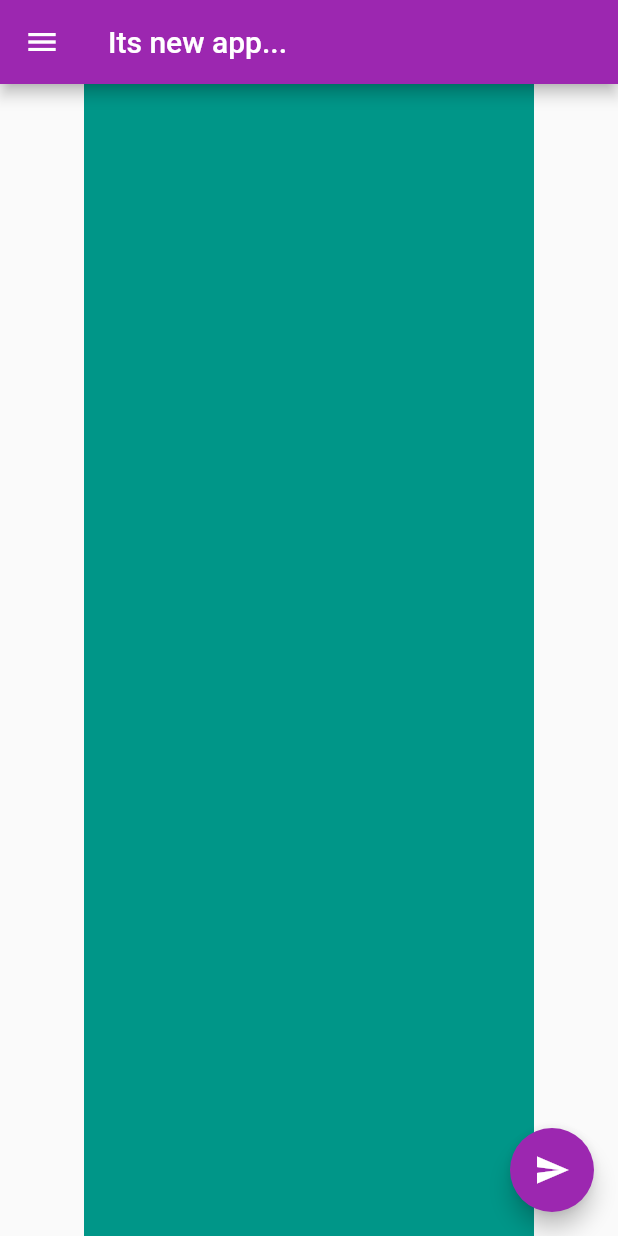
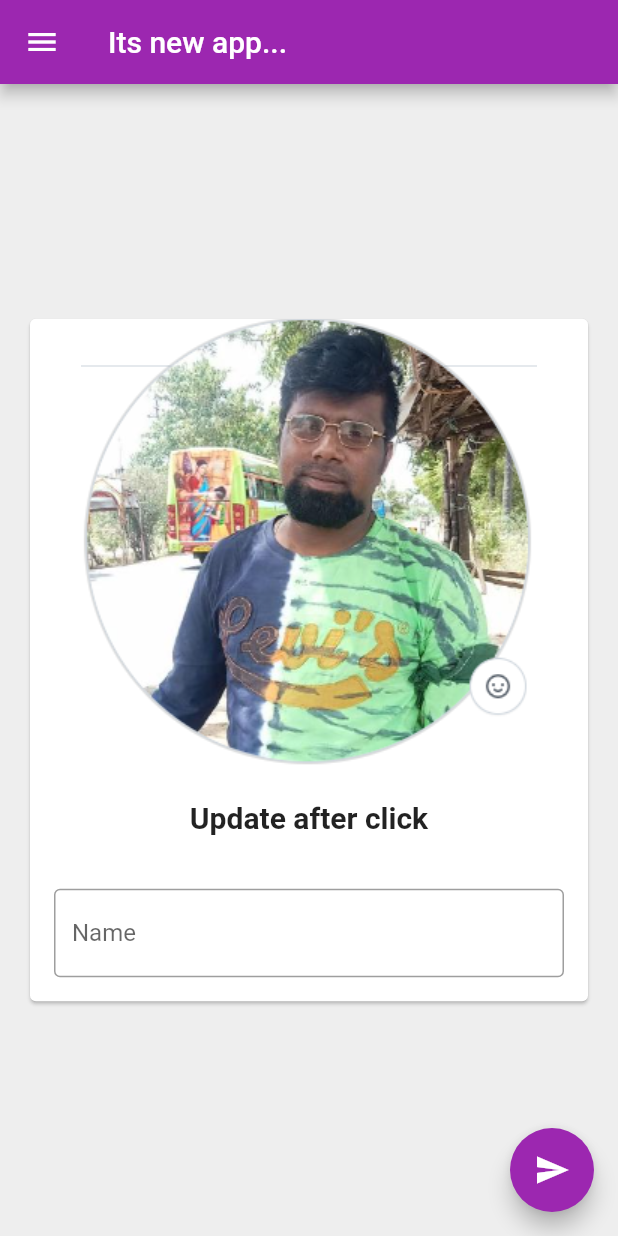
Before and after one commit to vijaydevelops/flutter_application_tutorials, a Flutter app: the screen it shows after launch, on a phone screen of 412 x 824 dp. Run offline on Flutter 3.47's test engine with Material 2 defaults, Android fonts, the phone set to English and light mode, and no system bars.

Commit message:
Chapter 4 - Card
Card, Asset Images, TextField & ScrollView

```diff
--- a/lib/main.dart
+++ b/lib/main.dart
@@ -27,9 +27,14 @@ void main(List<String> args) {
   ));
 }
 
-class HomePage extends StatelessWidget {
+class HomePage extends StatefulWidget {
   const HomePage({super.key});
 
+  @override
+  State<HomePage> createState() => _HomePageState();
+}
+
+class _HomePageState extends State<HomePage> {
   @override
   Widget build(BuildContext context) {
     /*
@@ -40,15 +45,42 @@ class HomePage extends StatelessWidget {
     */
     // using another widget
     return Scaffold(
+      backgroundColor: Colors.grey[200],
       appBar: AppBar(
         title: Text("Its new app..."),
       ),
       // body:Container(child: Text("Hi"))
       body: Center(
-        child: Container(
-          color: Colors.teal,
-          // height: 500,
-          width: 300,
+        child: Padding(
+          padding: const EdgeInsets.all(16.0),
+          child: SingleChildScrollView(
+            child: Card(
+              child: Column(children: <Widget>[
+                Image.asset("assets/vijay.png",
+                    // width: 200,
+                    fit: BoxFit.contain),
+                SizedBox(
+                  height: 20,
+                ),
+                Text(
+                  "Update after click",
+                  style: TextStyle(fontSize: 20, fontWeight: FontWeight.bold),
+                ),
+                SizedBox(
+                  height: 20,
+                ),
+                Padding(
+                  padding: const EdgeInsets.all(16.0),
+                  child: TextField(
+                    decoration: InputDecoration(
+                        hintText: "Enter the name",
+                        labelText: "Name",
+                        border: OutlineInputBorder()),
+                  ),
+                )
+              ]),
+            ),
+          ),
         ),
       ),
       floatingActionButton: FloatingActionButton(
--- a/pubspec.yaml
+++ b/pubspec.yaml
@@ -60,8 +60,8 @@ flutter:
   uses-material-design: true
 
   # To add assets to your application, add an assets section, like this:
-  # assets:
-  #   - images/a_dot_burr.jpeg
+  assets:
+    - assets/
   #   - images/a_dot_ham.jpeg
 
   # An image asset can refer to one or more resolution-specific "variants", see
```
Also changed, not shown: assets/vijay.png (added), 1 other file.
